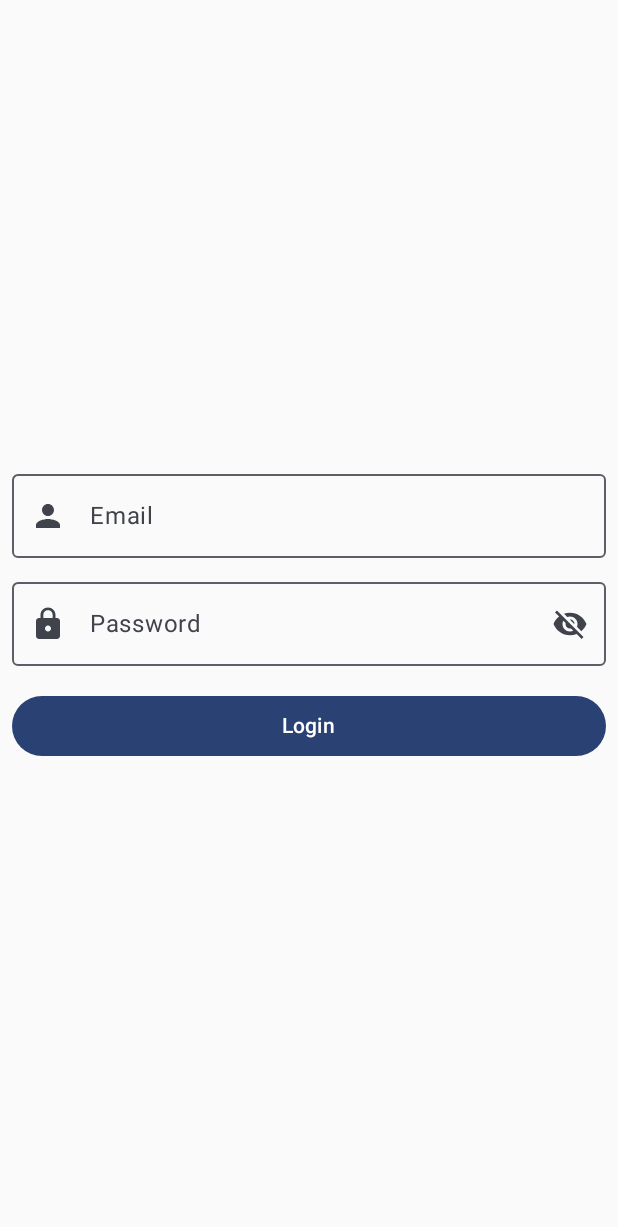
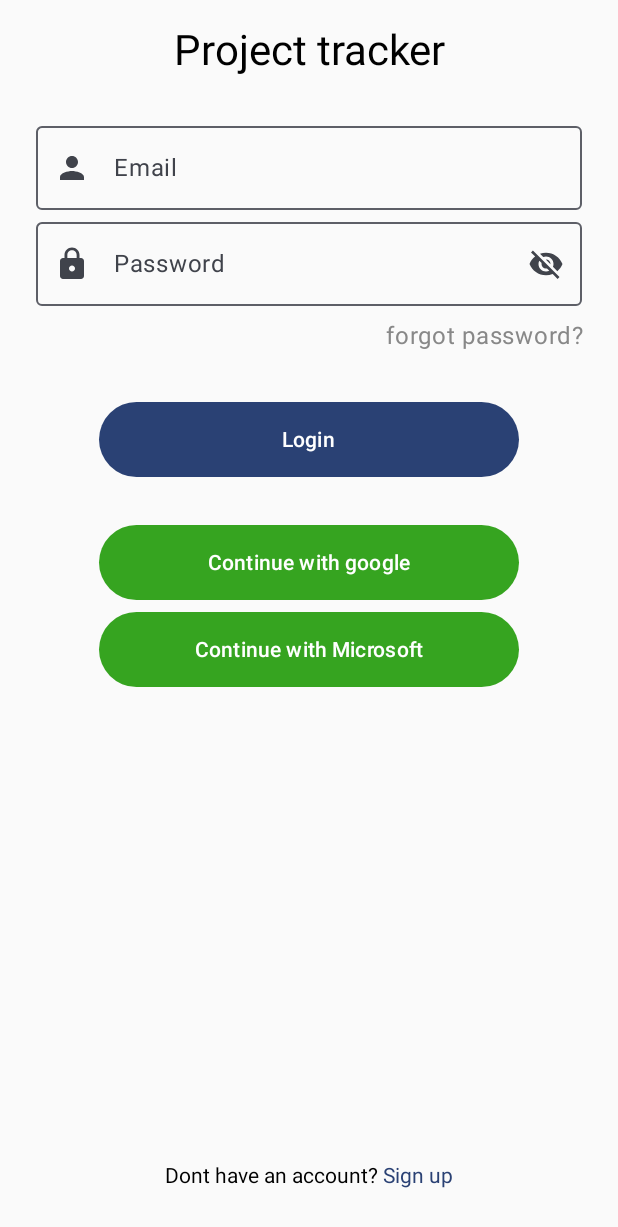
Before and after one commit to BrosTechnologies/front-engitrack, an Android app built with Jetpack Compose: the screen it shows after launch (MainActivity), on a phone screen of 412 x 824 dp. Shown: the top 1227 px of the screen. Run offline under Robolectric (Android 15) with nearby library versions, the phone set to English and light mode, and no system bars; our stand-ins replace Dagger/Hilt's generated code; libraries missing offline, so code that uses them is left out: androidx.hilt.lifecycle.

Commit message:
feat: enhance login UI with social login options and improved layout

```diff
--- a/app/src/main/java/pe/edu/upc/engitrack/features/auth/presentation/login/Login.kt
+++ b/app/src/main/java/pe/edu/upc/engitrack/features/auth/presentation/login/Login.kt
@@ -2,26 +2,38 @@ package pe.edu.upc.engitrack.features.auth.presentation.login
 
 import androidx.compose.foundation.layout.Arrangement
 import androidx.compose.foundation.layout.Column
+import androidx.compose.foundation.layout.Spacer
 import androidx.compose.foundation.layout.fillMaxSize
 import androidx.compose.foundation.layout.fillMaxWidth
+import androidx.compose.foundation.layout.height
 import androidx.compose.foundation.layout.padding
+import androidx.compose.foundation.layout.width
+import androidx.compose.foundation.text.ClickableText
 import androidx.compose.material.icons.Icons
 import androidx.compose.material.icons.filled.Lock
 import androidx.compose.material.icons.filled.Person
 import androidx.compose.material.icons.filled.Visibility
 import androidx.compose.material.icons.filled.VisibilityOff
 import androidx.compose.material3.Button
+import androidx.compose.material3.ButtonDefaults
 import androidx.compose.material3.Icon
 import androidx.compose.material3.IconButton
+import androidx.compose.material3.MaterialTheme
 import androidx.compose.material3.OutlinedTextField
 import androidx.compose.material3.Text
 import androidx.compose.runtime.Composable
 import androidx.compose.runtime.collectAsState
 import androidx.compose.runtime.mutableStateOf
 import androidx.compose.runtime.remember
+import androidx.compose.ui.Alignment
 import androidx.compose.ui.Modifier
+import androidx.compose.ui.graphics.Color
+import androidx.compose.ui.text.SpanStyle
+import androidx.compose.ui.text.buildAnnotatedString
 import androidx.compose.ui.text.input.PasswordVisualTransformation
 import androidx.compose.ui.text.input.VisualTransformation
+import androidx.compose.ui.text.style.TextAlign
+import androidx.compose.ui.text.withStyle
 import androidx.compose.ui.tooling.preview.Preview
 import androidx.compose.ui.unit.dp
 import pe.edu.upc.engitrack.core.ui.theme.EasyShopTheme
@@ -43,9 +55,25 @@ fun Login(
     val user = viewModel.user.collectAsState()
 
     Column(
-        modifier = Modifier.fillMaxSize(),
-        verticalArrangement = Arrangement.Center
+        modifier = Modifier
+            .fillMaxSize()
+            .padding(16.dp),
+        verticalArrangement = Arrangement.SpaceBetween,
+        horizontalAlignment = Alignment.CenterHorizontally
     ) {
+        Column(
+            horizontalAlignment = Alignment.CenterHorizontally,
+            verticalArrangement = Arrangement.spacedBy(8.dp)
+        ) {
+            Text(
+                text = "Project tracker",
+                style = MaterialTheme.typography.headlineMedium,
+                textAlign = TextAlign.Center,
+                modifier = Modifier
+                    .fillMaxWidth()
+                    .padding(bottom = 24.dp)
+            )
+
             OutlinedTextField(
                 value = username.value,
                 onValueChange = {
@@ -53,7 +81,7 @@ fun Login(
                 },
                 modifier = Modifier
                     .fillMaxWidth()
-                .padding(8.dp),
+                    .padding(horizontal = 8.dp),
                 leadingIcon = {
                     Icon(Icons.Default.Person, contentDescription = null)
                 },
@@ -68,7 +96,7 @@ fun Login(
                 },
                 modifier = Modifier
                     .fillMaxWidth()
-                .padding(8.dp),
+                    .padding(horizontal = 8.dp),
                 leadingIcon = {
                     Icon(Icons.Default.Lock, contentDescription = null)
                 },
@@ -97,22 +125,73 @@ fun Login(
                     }
                 }
             )
+
+            Text(
+                text = "forgot password?",
+                color = Color.Gray,
+                modifier = Modifier
+                    .fillMaxWidth()
+                    .padding(horizontal = 8.dp),
+                textAlign = TextAlign.End
+            )
+
+            Spacer(modifier = Modifier.height(16.dp))
+
             Button(
                 onClick = {
                     //  viewModel.login()
                     onLogin()
                 },
                 modifier = Modifier
-                .fillMaxWidth()
-                .padding(8.dp)
+                    .width(280.dp)
+                    .height(50.dp)
             ) {
                 Text(text = "Login")
             }
 
+            Spacer(modifier = Modifier.height(16.dp))
+
+            val socialButtonColors = ButtonDefaults.buttonColors(containerColor = Color(0xFF36A420))
+
+            Button(
+                onClick = { /* TODO: Google login */ },
+                modifier = Modifier
+                    .width(280.dp)
+                    .height(50.dp),
+                colors = socialButtonColors
+            ) {
+                Text(text = "Continue with google")
+            }
+
+            Button(
+                onClick = { /* TODO: Microsoft login */ },
+                modifier = Modifier
+                    .width(280.dp)
+                    .height(50.dp),
+                colors = socialButtonColors
+            ) {
+                Text(text = "Continue with Microsoft")
+            }
+
             user.value?.let {
-
                 Text("Success")
             }
+        }
+
+        ClickableText(
+            text = buildAnnotatedString {
+                append("Dont have an account? ")
+                withStyle(style = SpanStyle(color = MaterialTheme.colorScheme.primary)) {
+                    pushStringAnnotation(tag = "SignUp", annotation = "SignUp")
+                    append("Sign up")
+                    pop()
+                }
+            },
+            onClick = { offset ->
+                // TODO: Navigate to Register screen
+            },
+            modifier = Modifier.padding(bottom = 16.dp)
+        )
     }
 }
 
```
Lines whose indentation alone changed are shown as unchanged.
